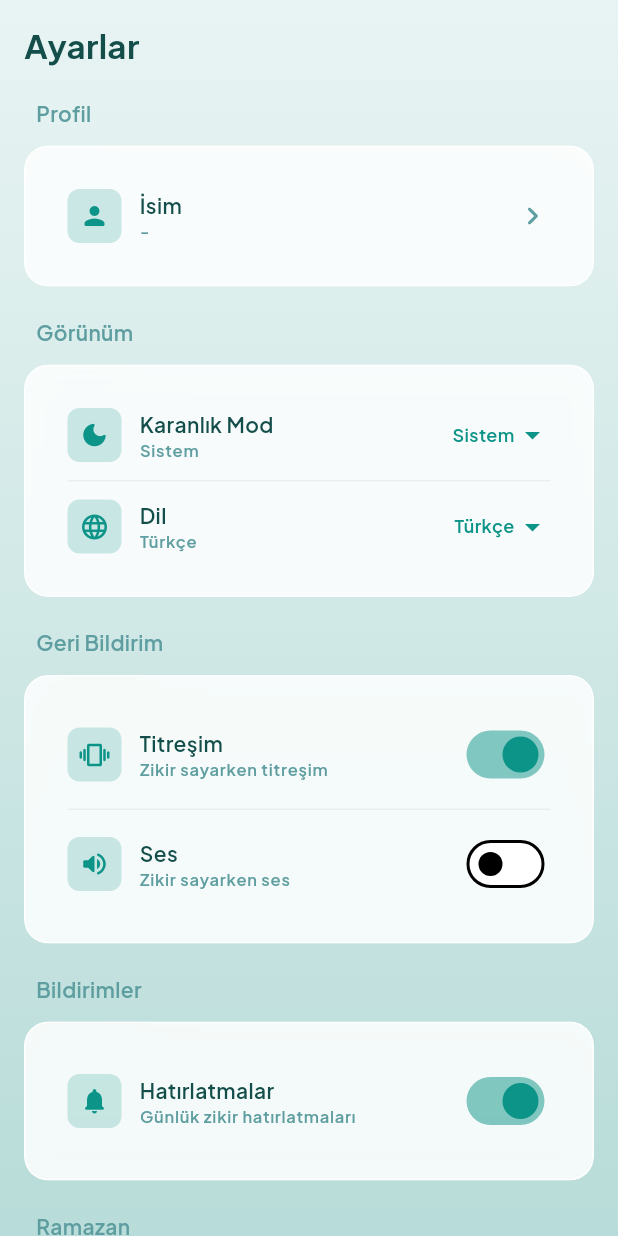
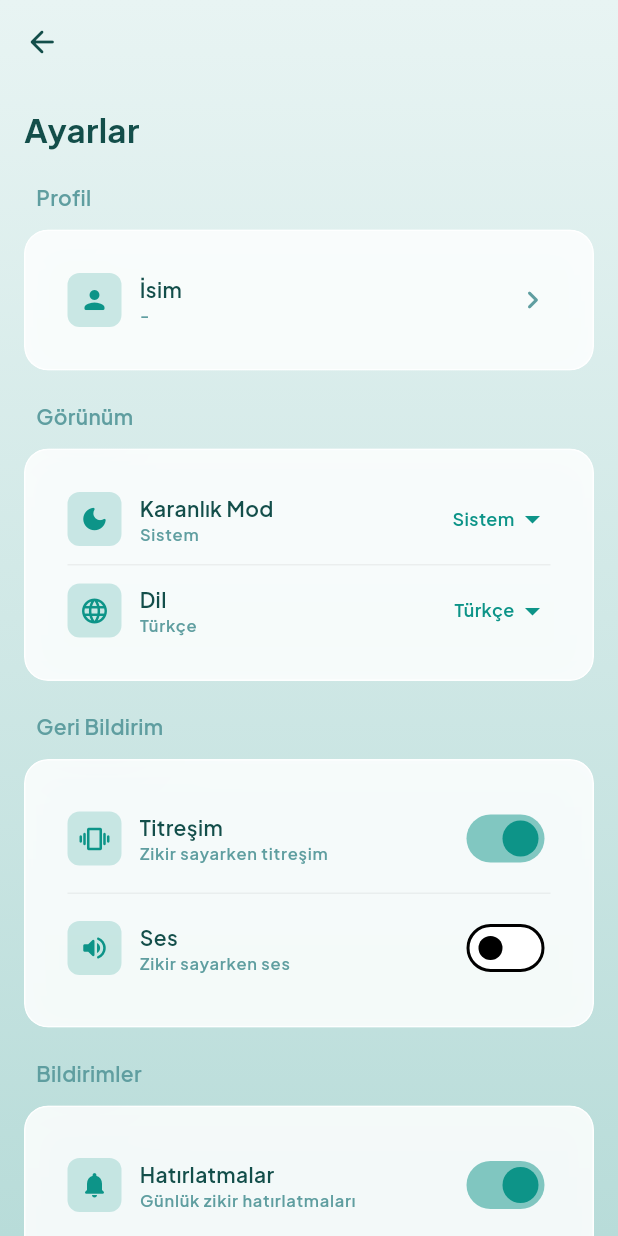
Before and after one commit to semihtut/tevekkul, a Flutter app: the SettingsScreen screen opened directly, on a phone screen of 412 x 824 dp. Run offline on Flutter 3.47's test engine with Material 3 defaults, Android fonts, the phone set to English and light mode, and no system bars; our stand-ins replace audioplayers, flutter_riverpod, google_fonts, hive_flutter, shared_preferences; accounts and stored records are empty.

Commit message:
feat: add back button to Settings screen with transparent AppBar
UX Improvements:
- Add AppBar with back navigation button to Settings screen
- Use transparent AppBar that extends behind with gradient background
- Theme-aware icon color (dark/light mode support)
- Consistent with app's modern design language

Co-Authored-By: Claude Sonnet 4.5 <noreply@anthropic.com>

```diff
--- a/lib/screens/settings/settings_screen.dart
+++ b/lib/screens/settings/settings_screen.dart
@@ -22,6 +22,18 @@ class SettingsScreen extends ConsumerWidget {
     final lang = ref.watch(languageProvider);
 
     return Scaffold(
+      extendBodyBehindAppBar: true,
+      appBar: AppBar(
+        backgroundColor: Colors.transparent,
+        elevation: 0,
+        leading: IconButton(
+          icon: Icon(
+            Icons.arrow_back_rounded,
+            color: isDark ? AppColors.textPrimaryDark : AppColors.textPrimaryLight,
+          ),
+          onPressed: () => Navigator.pop(context),
+        ),
+      ),
       body: Container(
         decoration: BoxDecoration(
           gradient: isDark
```
